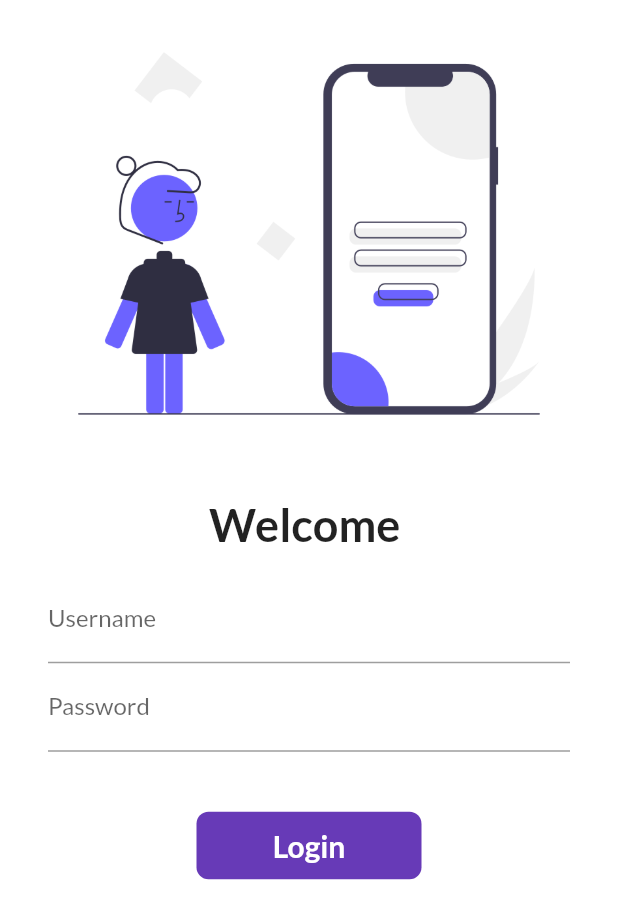
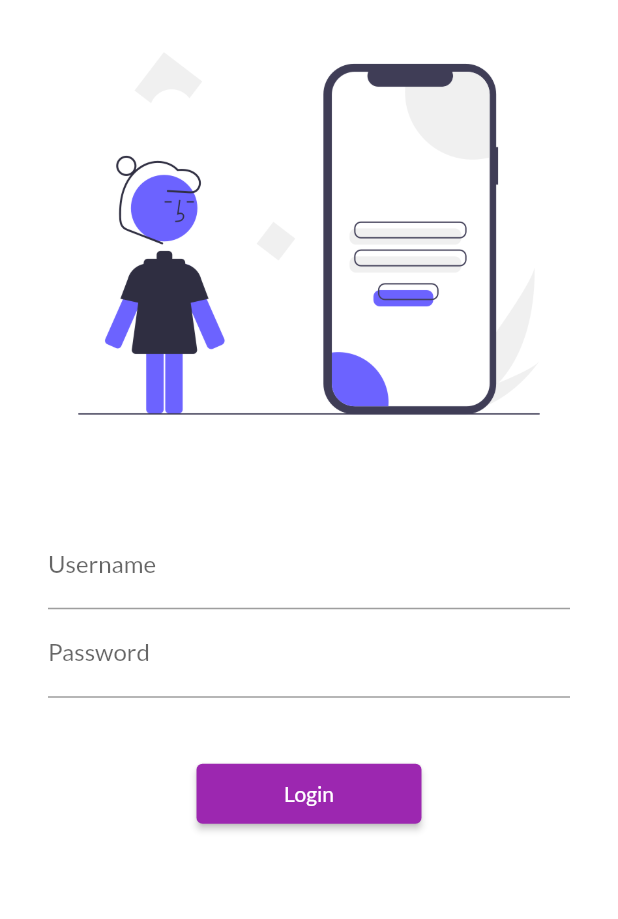
Before and after one commit to subhasis003/Catalog-App, a Flutter app: the screen it shows after launch, on a phone screen of 412 x 824 dp. Shown: the top 919 px of the screen. Run offline on Flutter 3.47's test engine with Material 2 defaults, Android fonts, the phone set to English and light mode, and no system bars; our stand-ins replace google_fonts.

Commit message:
Revert "Day9"

```diff
--- a/lib/main.dart
+++ b/lib/main.dart
@@ -2,7 +2,6 @@ import 'package:flutter/material.dart';
 import 'package:flutter_catalog/pages/home_page.dart';
 import 'package:flutter_catalog/pages/login_page.dart';
 import 'package:flutter_catalog/utils/routes.dart';
-import 'package:flutter_catalog/widgets/themes.dart';
 import "package:google_fonts/google_fonts.dart";
 
 void main() {
@@ -12,11 +11,14 @@ void main() {
 class MyApp extends StatelessWidget {
   @override
   Widget build(BuildContext context) {
-    // TextTheme textTheme = Theme.of(context).textTheme;
     return MaterialApp(
-      themeMode: ThemeMode.light,
-      theme: MyTheme.lightTheme(context),
-      darkTheme: MyTheme.darkTheme(context),
+      themeMode: ThemeMode.dark,
+      theme: ThemeData(primarySwatch: Colors.green),
+      darkTheme: ThemeData(
+          // brightness: Brightness.dark,
+          primarySwatch: Colors.purple,
+          fontFamily: GoogleFonts.lato().fontFamily,
+          primaryTextTheme: GoogleFonts.latoTextTheme()),
       initialRoute: "/",
       routes: {
         "/": (context) => LoginPage(),
--- a/lib/pages/login_page.dart
+++ b/lib/pages/login_page.dart
@@ -1,36 +1,12 @@
 import "package:flutter/material.dart";
 import "package:flutter_catalog/utils/routes.dart";
 
-class LoginPage extends StatefulWidget {
-  @override
-  State<LoginPage> createState() => _LoginPageState();
-}
-
-class _LoginPageState extends State<LoginPage> {
-  String name = "";
-  bool changeButton = false;
-  final formKey = GlobalKey<FormState>();
-
-  moveToHome(BuildContext context) async {
-    if (formKey.currentState?.validate() == true) {
-      setState(() {
-        changeButton = true;
-      });
-      await Future.delayed(Duration(seconds: 1));
-      await Navigator.pushNamed(context, MyRoutes.homeRoute);
-      setState(() {
-        changeButton = false;
-      });
-    }
-  }
-
+class LoginPage extends StatelessWidget {
   @override
   Widget build(BuildContext context) {
     return Material(
         color: Colors.white,
         child: SingleChildScrollView(
-          child: Form(
-            key: formKey,
           child: Column(
             children: [
               Image.asset(
@@ -39,10 +15,6 @@ class _LoginPageState extends State<LoginPage> {
               ),
               const SizedBox(
                 height: 20.0,
-                ),
-                Text(
-                  "Welcome $name",
-                  style: const TextStyle(fontSize: 30, fontWeight: FontWeight.bold),
               ),
               Padding(
                 padding: const EdgeInsets.symmetric(
@@ -54,17 +26,6 @@ class _LoginPageState extends State<LoginPage> {
                         hintText: "Enter Username",
                         labelText: "Username",
                       ),
-                        validator: (value) {
-                          if (value == null) {
-                            return null;
-                          } else if (value.isEmpty) {
-                            return "Username cannot be empty";
-                          }
-                        },
-                        onChanged: (value) {
-                          name = value;
-                          setState(() {});
-                        },
                     ),
                     TextFormField(
                       obscureText: true,
@@ -72,49 +33,22 @@ class _LoginPageState extends State<LoginPage> {
                         hintText: "Enter Password",
                         labelText: "Password",
                       ),
-                        validator: (value) {
-                          if (value == null) {
-                            return null;
-                          } else if (value.isEmpty) {
-                            return "Password cannot be empty";
-                          } else if (value.length < 6) {
-                            return "Password length should be atleast 6";
-                          }
-                        },
                     ),
                     const SizedBox(
                       height: 40.0,
                     ),
-                      Material(
-                        color: Colors.deepPurple,
-                        borderRadius:
-                            BorderRadius.circular(changeButton ? 50 : 8),
-                        child: InkWell(
-                          splashColor: Colors.red,
-                          onTap: () => moveToHome(context),
-                          child: AnimatedContainer(
-                            duration: Duration(seconds: 1),
-                            width: changeButton ? 50 : 150,
-                            height: 45,
-                            alignment: Alignment.center,
-                            child: changeButton
-                                ? const Icon(Icons.done, color: Colors.white)
-                                : const Text(
-                                    "Login",
-                                    style: TextStyle(
-                                        color: Colors.white,
-                                        fontWeight: FontWeight.bold,
-                                        fontSize: 20),
-                                  ),
-                          ),
-                        ),
+                    ElevatedButton(
+                      onPressed: () {
+                        Navigator.pushNamed(context, MyRoutes.homeRoute);
+                      },
+                      child: Text("Login"),
+                      style: TextButton.styleFrom(minimumSize: Size(150, 40)),
                     )
                   ],
                 ),
               )
             ],
           ),
-          ),
         ));
   }
 }
--- a/lib/widgets/themes.dart
+++ /dev/null
@@ -1,19 +0,0 @@
-import 'package:flutter/material.dart';
-import 'package:google_fonts/google_fonts.dart';
-
-class MyTheme {
-  static ThemeData lightTheme(BuildContext context) => ThemeData(
-        primarySwatch: Colors.purple,
-        fontFamily: GoogleFonts.lato().fontFamily,
-        appBarTheme: const AppBarTheme(
-          color: Colors.white,
-          elevation: 0.0,
-          iconTheme: IconThemeData(color: Colors.black),
-          // titleTextStyle: Theme.of(context).appBarTheme;
-          titleTextStyle: TextStyle(color: Colors.black, fontSize: 20),
-        ),
-      );
-  static ThemeData darkTheme(BuildContext context) => ThemeData(
-        brightness: Brightness.dark,
-      );
-}
```
Also changed, not shown: lib/models/catalog.dart (deleted, +0 -27 lines), lib/pages/home_page.dart (+2 -10 lines), lib/widgets/drawer.dart (deleted, +0 -64 lines). Lines whose indentation alone changed are shown as unchanged.
